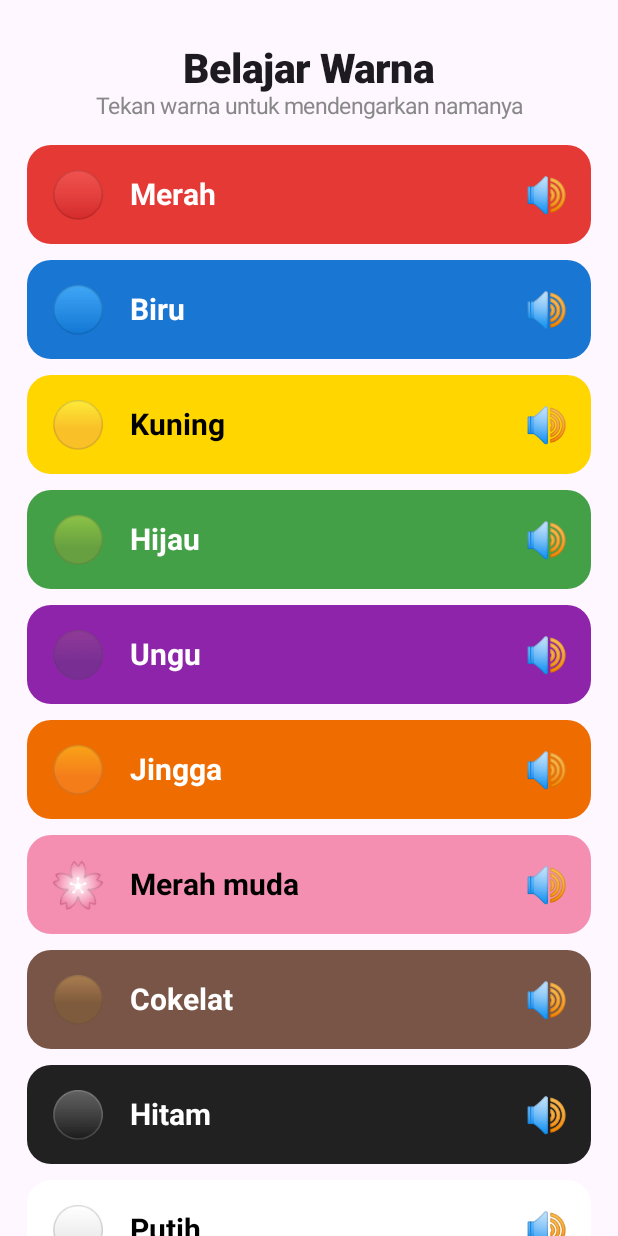
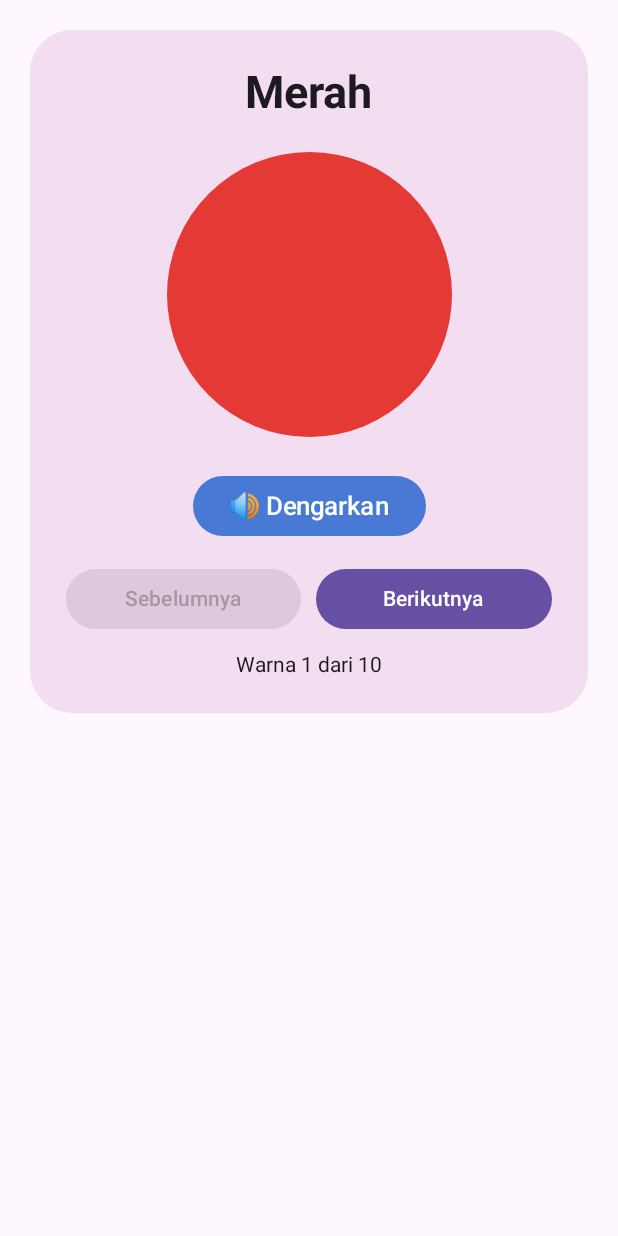
Before and after one commit to MChat-Android/M-Anak-Pintar, an Android app built with Jetpack Compose: the composable ColorScreen shown on its own in the app's theme, on a phone screen of 412 x 824 dp. Run offline under Robolectric (Android 15) with nearby library versions, the phone set to English and light mode, and no system bars.

Commit message:
Update MainActivity.kt

```diff
--- a/app/src/main/java/com/m/anakpintar/MainActivity.kt
+++ b/app/src/main/java/com/m/anakpintar/MainActivity.kt
@@ -9,6 +9,7 @@ import androidx.compose.foundation.background
 import androidx.compose.foundation.clickable
 import androidx.compose.foundation.layout.*
 import androidx.compose.foundation.rememberScrollState
+import androidx.compose.foundation.shape.CircleShape
 import androidx.compose.foundation.shape.RoundedCornerShape
 import androidx.compose.foundation.verticalScroll
 import androidx.compose.material3.*
@@ -426,38 +427,90 @@ private fun MathScreen(onSpeak: (String) -> Unit, onCorrect: () -> Unit) {
     }
 }
 
+private data class ColorItem(
+    val name: String,
+    val color: Color
+)
+
 @Composable
 private fun ColorScreen(speak: (String) -> Unit) {
     val colors = listOf(
-        Triple("Merah", "🔴", Color(0xFFE53935)),
-        Triple("Biru", "🔵", Color(0xFF1976D2)),
-        Triple("Kuning", "🟡", Color(0xFFFFD600)),
-        Triple("Hijau", "🟢", Color(0xFF43A047)),
-        Triple("Ungu", "🟣", Color(0xFF8E24AA)),
-        Triple("Jingga", "🟠", Color(0xFFEF6C00)),
-        Triple("Merah muda", "🌸", Color(0xFFF48FB1)),
-        Triple("Cokelat", "🟤", Color(0xFF795548)),
-        Triple("Hitam", "⚫", Color(0xFF212121)),
-        Triple("Putih", "⚪", Color.White)
+        ColorItem("Merah", Color(0xFFE53935)),
+        ColorItem("Biru", Color(0xFF1976D2)),
+        ColorItem("Kuning", Color(0xFFFFD600)),
+        ColorItem("Hijau", Color(0xFF43A047)),
+        ColorItem("Ungu", Color(0xFF8E24AA)),
+        ColorItem("Jingga", Color(0xFFEF6C00)),
+        ColorItem("Merah muda", Color(0xFFF48FB1)),
+        ColorItem("Cokelat", Color(0xFF795548)),
+        ColorItem("Hitam", Color(0xFF212121)),
+        ColorItem("Putih", Color.White)
     )
-    Column(Modifier.fillMaxSize().verticalScroll(rememberScrollState()).padding(18.dp),
-        horizontalAlignment = Alignment.CenterHorizontally) {
-        PageHeading("Belajar Warna", "Tekan warna untuk mendengarkan namanya")
-        colors.forEach { (name, emoji, color) ->
-            val textColor = if (name in listOf("Putih", "Kuning", "Merah muda")) Color.Black else Color.White
-            Card(
-                Modifier.fillMaxWidth().padding(vertical = 5.dp).clickable { speak(name) },
-                colors = CardDefaults.cardColors(containerColor = color),
-                shape = RoundedCornerShape(16.dp)
+
+    var index by rememberSaveable { mutableIntStateOf(0) }
+    val item = colors[index]
+    val textColor = if (item.name in listOf(
+            "Kuning", "Merah muda", "Putih"
+        )) Color.Black else Color.White
+
+    Card(
+        Modifier.fillMaxWidth().padding(20.dp),
+        shape = RoundedCornerShape(28.dp),
+        colors = CardDefaults.cardColors(containerColor = Color(0xFFF3DDF0))
+    ) {
+        Column(
+            Modifier.fillMaxWidth().padding(24.dp),
+            horizontalAlignment = Alignment.CenterHorizontally
+        ) {
+            Text(
+                item.name,
+                fontSize = 30.sp,
+                fontWeight = FontWeight.Bold
+            )
+            Spacer(Modifier.height(22.dp))
+            Box(
+                Modifier.size(190.dp)
+                    .background(item.color, CircleShape),
+                contentAlignment = Alignment.Center
             ) {
-                Row(Modifier.padding(15.dp), verticalAlignment = Alignment.CenterVertically) {
-                    Text(emoji, fontSize = 30.sp)
-                    Spacer(Modifier.width(15.dp))
-                    Text(name, fontSize = 20.sp, fontWeight = FontWeight.Bold, color = textColor)
-                    Spacer(Modifier.weight(1f))
-                    Text("🔊", fontSize = 23.sp)
+                if (item.name == "Putih") {
+                    Text(
+                        "PUTIH",
+                        color = Color.Gray,
+                        fontSize = 22.sp,
+                        fontWeight = FontWeight.Bold
+                    )
                 }
             }
+            Spacer(Modifier.height(22.dp))
+            SpeechButton("Dengarkan") {
+                speak(item.name)
+            }
+            Spacer(Modifier.height(14.dp))
+            Row(
+                Modifier.fillMaxWidth(),
+                horizontalArrangement = Arrangement.spacedBy(10.dp),
+                verticalAlignment = Alignment.CenterVertically
+            ) {
+                Button(
+                    enabled = index > 0,
+                    onClick = { index-- },
+                    modifier = Modifier.weight(1f)
+                ) {
+                    Text("Sebelumnya")
+                }
+                Button(
+                    enabled = index < colors.lastIndex,
+                    onClick = { index++ },
+                    modifier = Modifier.weight(1f)
+                ) {
+                    Text("Berikutnya")
+                }
+            }
+            Text(
+                "Warna ${index + 1} dari ${colors.size}",
+                Modifier.padding(top = 12.dp)
+            )
         }
     }
 }
```
